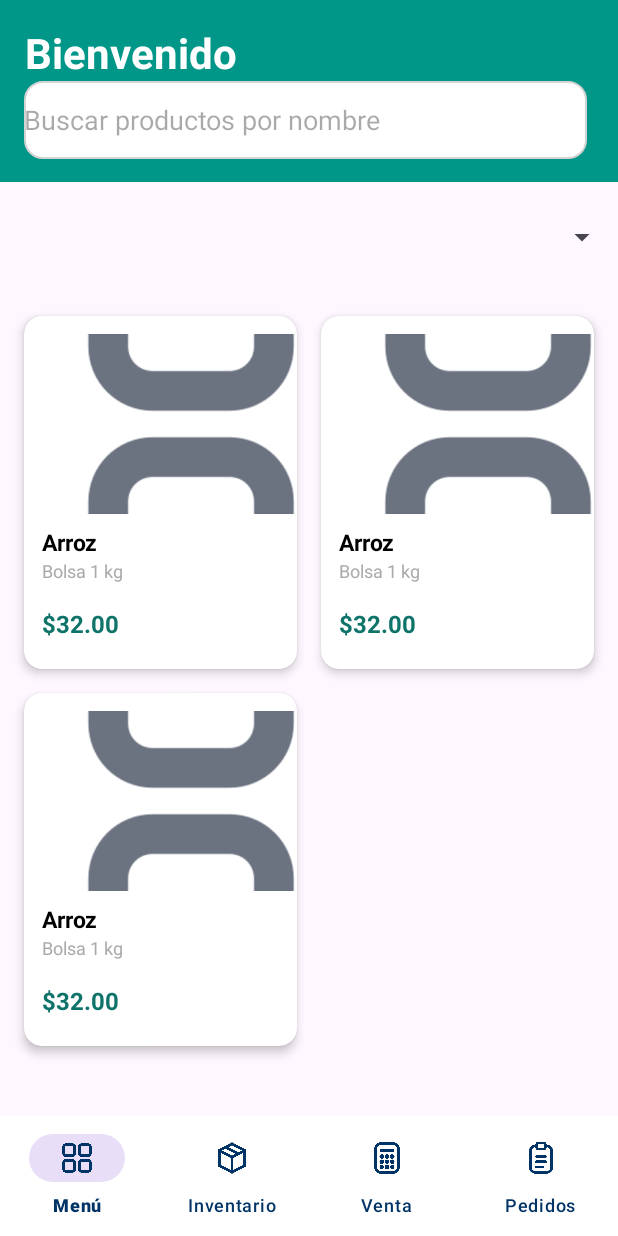
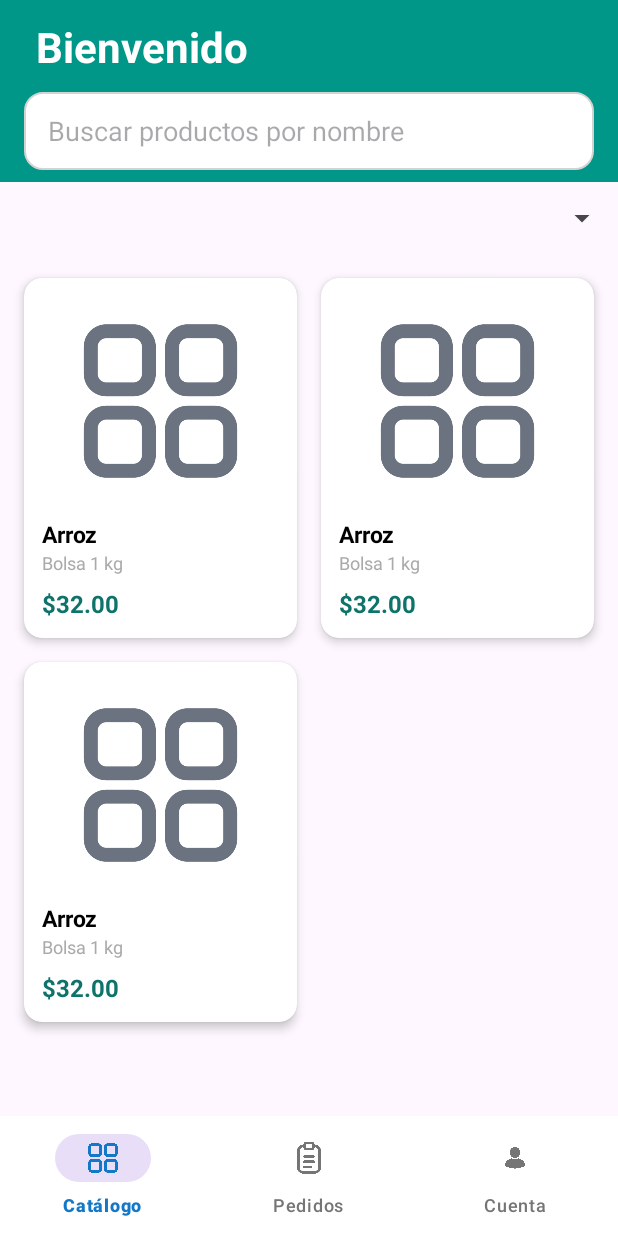
Before and after one commit to yeniseyflores718-cloud/MiTiendita, an Android app: the layout activity_busqueda_de_producto.xml on its own in the app's theme, with its tools: preview values and no code run, on a phone screen of 412 x 824 dp. Run offline under Robolectric (Android 15) with nearby library versions, the phone set to English and light mode, and no system bars.

Commit message:
creo que la pantalla productos ya quedooo

```diff
--- a/app/src/main/java/com/example/mitiendita/Adaptador/ProductosAdaptador.kt
+++ b/app/src/main/java/com/example/mitiendita/Adaptador/ProductosAdaptador.kt
@@ -10,6 +10,7 @@ import androidx.recyclerview.widget.RecyclerView
 import com.bumptech.glide.Glide
 import com.example.mitiendita.R
 import com.example.mitiendita.modelo.Producto
+import com.example.mitiendita.modelo.RetrofitCliente.BASE_URL_IMG
 
 class ProductosAdaptador(
     private var listaProductos: List<Producto>,
@@ -22,7 +23,7 @@ class ProductosAdaptador(
         val txtNombreProducto: TextView = itemView.findViewById(R.id.txtNombreProducto)
         val txtDescripcion: TextView = itemView.findViewById(R.id.txtDescripcion)
         val txtPrecio: TextView = itemView.findViewById(R.id.txtPrecio)
-        val btnAgregar: Button = itemView.findViewById(R.id.btnAgregar)
+        //val btnAgregar: Button = itemView.findViewById(R.id.btnAgregar)
     }
 
     override fun onCreateViewHolder(parent: ViewGroup, viewType: Int): ProductoViewHolder {
@@ -41,14 +42,10 @@ class ProductosAdaptador(
         holder.txtPrecio.text = "$${producto.precioV}"
 
         Glide.with(holder.itemView.context)
-            .load("https://sixsevenbanda.uthhbola8.com/apis/" + producto.imagen)
+            .load(BASE_URL_IMG + producto.imagen)
             .placeholder(R.drawable.catalogo)
             .error(R.drawable.catalogo)
             .into(holder.imgProducto)
-
-        holder.btnAgregar.setOnClickListener {
-            onAgregar(producto)
-        }
     }
 
     override fun getItemCount(): Int {
--- a/app/src/main/java/com/example/mitiendita/modelo/RetrofitCliente.kt
+++ b/app/src/main/java/com/example/mitiendita/modelo/RetrofitCliente.kt
@@ -11,6 +11,7 @@ import kotlin.jvm.java
 
 object RetrofitCliente {
     private const val BASE_URL = "https://sixsevenbanda.uthhbola8.com/apis/"
+    const val BASE_URL_IMG = "https://yenisey.4buthh.com/miTiendita/raiz/"
 
     private val jsonConfig= Json {
         ignoreUnknownKeys=true
--- /dev/null
+++ b/app/src/main/res/color/nav_color2.xml
@@ -0,0 +1,5 @@
+<?xml version="1.0" encoding="utf-8"?>
+<selector xmlns:android="http://schemas.android.com/apk/res/android">
+    <item android:color="#1378C7" android:state_checked="true" />
+    <item android:color="#757575" />
+</selector>
--- a/app/src/main/res/layout/activity_busqueda_de_producto.xml
+++ b/app/src/main/res/layout/activity_busqueda_de_producto.xml
@@ -7,71 +7,58 @@
     android:layout_height="match_parent"
     tools:context=".vista.Busqueda_de_producto">
 
-    <com.google.android.material.bottomnavigation.BottomNavigationView
-        android:id="@+id/bottom_nav"
+    <!-- Encabezado verde con buscador -->
+    <androidx.constraintlayout.widget.ConstraintLayout
+        android:id="@+id/layoutcrearcuenta"
         android:layout_width="0dp"
-        android:layout_height="wrap_content"
-        android:background="#FFFFFF"
-        app:itemIconTint="@color/nav_color"
-        app:itemTextColor="@color/nav_color"
-        app:labelVisibilityMode="labeled"
-        app:layout_constraintBottom_toBottomOf="parent"
+        android:layout_height="121dp"
+        android:background="#009688"
         app:layout_constraintEnd_toEndOf="parent"
         app:layout_constraintStart_toStartOf="parent"
-        app:menu="@menu/menu_inferior" />
-
-    <androidx.constraintlayout.widget.ConstraintLayout
-        android:id="@+id/layoutcrearcuenta"
-        android:layout_width="414dp"
-        android:layout_height="121dp"
-        android:background="#009688"
-        app:layout_constraintBottom_toBottomOf="parent"
-        app:layout_constraintEnd_toEndOf="parent"
-        app:layout_constraintHorizontal_bias="0.666"
-        app:layout_constraintStart_toStartOf="parent"
-        app:layout_constraintTop_toTopOf="parent"
-        app:layout_constraintVertical_bias="0.0">
+        app:layout_constraintTop_toTopOf="parent">
 
         <TextView
             android:id="@+id/textView5"
             android:layout_width="wrap_content"
             android:layout_height="wrap_content"
-            android:layout_marginEnd="256dp"
+            android:layout_marginStart="24dp"
+            android:layout_marginTop="12dp"
             android:text="Bienvenido"
             android:textColor="#FFFFFF"
             android:textSize="28sp"
             android:textStyle="bold"
-            app:layout_constraintBottom_toBottomOf="parent"
-            app:layout_constraintEnd_toEndOf="parent"
-            app:layout_constraintTop_toTopOf="parent"
-            app:layout_constraintVertical_bias="0.192" />
+            app:layout_constraintStart_toStartOf="parent"
+            app:layout_constraintTop_toTopOf="parent" />
 
         <EditText
             android:id="@+id/editTxtbuscadordeproducto"
-            android:layout_width="375dp"
+            android:layout_width="0dp"
             android:layout_height="52dp"
+            android:layout_marginStart="16dp"
+            android:layout_marginEnd="16dp"
+            android:layout_marginBottom="8dp"
             android:background="@drawable/bg_buscar"
-            android:ems="10"
-            android:hint="Buscar productos por nombre
-"
+            android:hint="Buscar productos por nombre"
             android:inputType="text"
+            android:paddingStart="16dp"
+            android:paddingEnd="16dp"
             app:layout_constraintBottom_toBottomOf="parent"
             app:layout_constraintEnd_toEndOf="parent"
-            app:layout_constraintHorizontal_bias="0.41"
-            app:layout_constraintStart_toStartOf="parent"
-            app:layout_constraintTop_toTopOf="parent"
-            app:layout_constraintVertical_bias="0.782" />
+            app:layout_constraintStart_toStartOf="parent" />
 
     </androidx.constraintlayout.widget.ConstraintLayout>
 
+    <!-- Categorías -->
     <Spinner
         android:id="@+id/spinnerCategorias"
-        android:layout_width="411dp"
-        android:layout_height="73dp"
+        android:layout_width="0dp"
+        android:layout_height="wrap_content"
+        android:minHeight="48dp"
         app:layout_constraintEnd_toEndOf="parent"
         app:layout_constraintStart_toStartOf="parent"
         app:layout_constraintTop_toBottomOf="@+id/layoutcrearcuenta" />
 
+    <!-- Lista: termina donde empieza el menú -->
     <androidx.recyclerview.widget.RecyclerView
         android:id="@+id/recyclerProductos"
         android:layout_width="0dp"
@@ -80,12 +67,27 @@
         android:layout_marginTop="8dp"
         android:layout_marginEnd="8dp"
         android:layout_marginBottom="8dp"
+        app:layoutManager="androidx.recyclerview.widget.GridLayoutManager"
+        app:layout_constraintBottom_toTopOf="@id/bottomNavCliente"
+        app:layout_constraintEnd_toEndOf="parent"
+        app:layout_constraintStart_toStartOf="parent"
         app:layout_constraintTop_toBottomOf="@+id/spinnerCategorias"
-        app:layout_constraintBottom_toBottomOf="parent"
-        app:layout_constraintStart_toStartOf="parent"
-        app:layout_constraintEnd_toEndOf="parent"
-        app:layoutManager="androidx.recyclerview.widget.GridLayoutManager"
         app:spanCount="2"
         tools:listitem="@layout/item_carta_producto" />
 
+    <!-- Menú fijo abajo -->
+    <com.google.android.material.bottomnavigation.BottomNavigationView
+        android:id="@+id/bottomNavCliente"
+        android:layout_width="0dp"
+        android:layout_height="wrap_content"
+        android:background="@android:color/white"
+        app:elevation="8dp"
+        app:itemIconTint="@color/nav_color2"
+        app:itemTextColor="@color/nav_color2"
+        app:labelVisibilityMode="labeled"
+        app:menu="@menu/menu_cliente"
+        app:layout_constraintBottom_toBottomOf="parent"
+        app:layout_constraintEnd_toEndOf="parent"
+        app:layout_constraintStart_toStartOf="parent" />
+
 </androidx.constraintlayout.widget.ConstraintLayout>
--- a/app/src/main/res/layout/item_carta_producto.xml
+++ b/app/src/main/res/layout/item_carta_producto.xml
@@ -12,21 +12,21 @@
 
 
     <androidx.constraintlayout.widget.ConstraintLayout
-        android:layout_width="377dp"
-        android:layout_height="235dp"
+        android:layout_width="match_parent"
+        android:layout_height="wrap_content"
         android:padding="12dp">
 
 
         <ImageView
             android:id="@+id/imgProducto"
             android:layout_width="0dp"
-            android:layout_height="120dp"
-            android:scaleType="centerCrop"
+            android:layout_height="140dp"
+            android:padding="8dp"
+            android:scaleType="fitCenter"
             android:src="@drawable/catalogo"
             app:layout_constraintEnd_toEndOf="parent"
             app:layout_constraintStart_toStartOf="parent"
             app:layout_constraintTop_toTopOf="parent" />
-
         <TextView
             android:id="@+id/txtNombreProducto"
             android:layout_width="0dp"
@@ -67,19 +67,6 @@
             app:layout_constraintTop_toBottomOf="@id/txtDescripcion" />
 
 
-        <Button
-            android:id="@+id/btnAgregar"
-            android:layout_width="57dp"
-            android:layout_height="56dp"
-            android:layout_marginEnd="4dp"
-            android:backgroundTint="#1378C7"
-            android:text="+"
-            android:textColor="#FFFFFF"
-            android:textSize="18dp"
-            app:layout_constraintBottom_toBottomOf="parent"
-            app:layout_constraintEnd_toEndOf="parent"
-            app:layout_constraintTop_toTopOf="@id/txtPrecio"
-            app:layout_constraintVertical_bias="0.0" />
     </androidx.constraintlayout.widget.ConstraintLayout>
 
 </androidx.cardview.widget.CardView>
--- /dev/null
+++ b/app/src/main/res/menu/menu_cliente.xml
@@ -0,0 +1,15 @@
+<?xml version="1.0" encoding="utf-8"?>
+<menu xmlns:android="http://schemas.android.com/apk/res/android">
+    <item
+        android:id="@+id/nav_catalogo"
+        android:icon="@drawable/menu"
+        android:title="Catálogo" />
+    <item
+        android:id="@+id/nav_pedidos"
+        android:icon="@drawable/pedidos"
+        android:title="Pedidos" />
+    <item
+        android:id="@+id/nav_cuenta"
+        android:icon="@drawable/cuenta"
+        android:title="Cuenta" />
+</menu>
--- a/app/src/main/res/values/colors.xml
+++ b/app/src/main/res/values/colors.xml
@@ -2,5 +2,4 @@
 <resources>
     <color name="black">#FF000000</color>
     <color name="white">#FFFFFFFF</color>
-    <color name="nav_color">#003366</color>
 </resources>
```
Also changed, not shown: app/src/main/res/drawable/cuenta.png (added).
